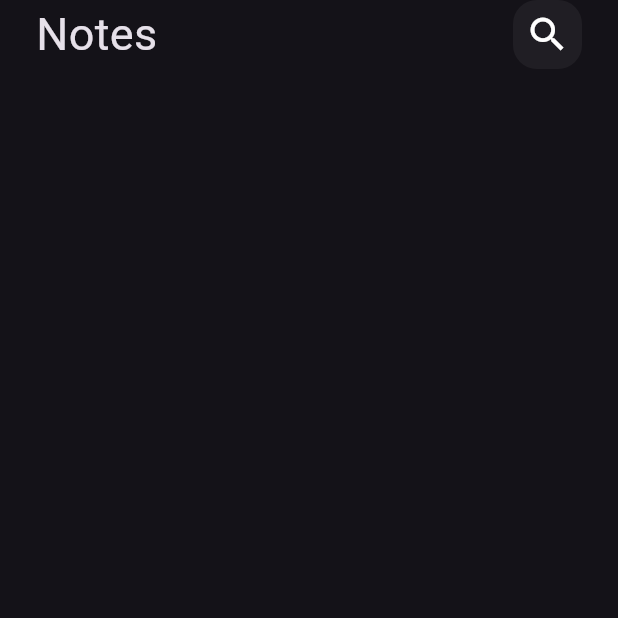
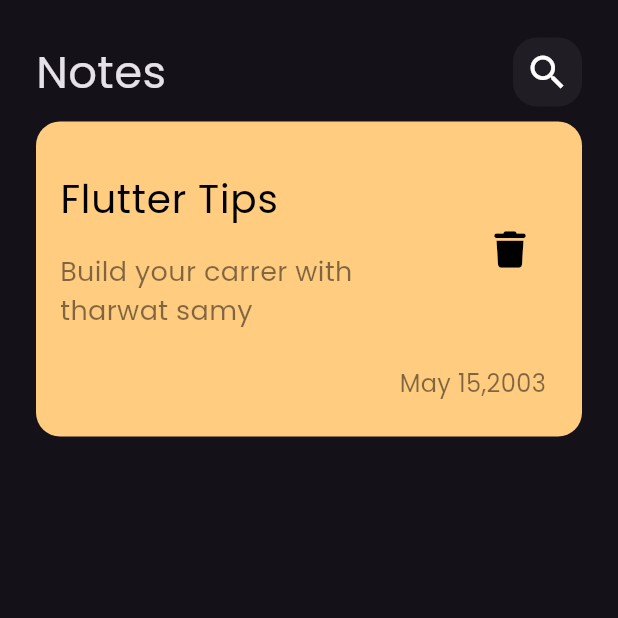
Before and after one commit to Youssef-Mustafa/notes_app, a Flutter app: the screen it shows after launch, on a phone screen of 412 x 824 dp, the top half of it. Run offline on Flutter 3.47's test engine with Material 3 defaults, Android fonts, the phone set to English and light mode, and no system bars; our stand-ins replace font_awesome_flutter.

Commit message:
create note item

```diff
--- a/lib/main.dart
+++ b/lib/main.dart
@@ -12,7 +12,10 @@ class NotesApp extends StatelessWidget {
   Widget build(BuildContext context) {
     return MaterialApp(
       debugShowCheckedModeBanner: false,
-      theme: ThemeData.dark(),
+      theme: ThemeData(
+        brightness: Brightness.dark,
+        fontFamily: 'Poppins',
+      ),
       home: const NotesView(),
     );
   }
--- /dev/null
+++ b/lib/views/widgets/notes_item.dart
@@ -0,0 +1,64 @@
+import 'package:flutter/material.dart';
+import 'package:font_awesome_flutter/font_awesome_flutter.dart';
+
+class NotesItem extends StatelessWidget {
+  const NotesItem({super.key});
+
+  @override
+  Widget build(BuildContext context) {
+    return Container(
+      padding: const EdgeInsets.only(
+        top: 24,
+        bottom: 24,
+      ),
+      decoration: BoxDecoration(
+        color: const Color(0xffFFCC80),
+        borderRadius: BorderRadius.circular(16),
+      ),
+      child: Column(
+        crossAxisAlignment: CrossAxisAlignment.end,
+        children: [
+          ListTile(
+            title: const Text(
+              "Flutter Tips",
+              style: TextStyle(
+                color: Colors.black,
+                fontSize: 26,
+              ),
+            ),
+            subtitle: Padding(
+              padding: const EdgeInsets.only(top: 16),
+              child: Text(
+                'Build your carrer with tharwat samy',
+                style: TextStyle(
+                  color: Colors.black.withOpacity(0.5),
+                  fontSize: 18,
+                ),
+              ),
+            ),
+            trailing: IconButton(
+              onPressed: () {},
+              icon: const Icon(
+                FontAwesomeIcons.trash,
+                color: Colors.black,
+                size: 24,
+              ),
+            ),
+          ),
+          Padding(
+            padding: const EdgeInsets.only(right: 24.0, top: 16),
+            child: Text(
+              'May 15,2003',
+              style: TextStyle(
+                fontSize: 16,
+                color: Colors.black.withOpacity(
+                  0.5,
+                ),
+              ),
+            ),
+          ),
+        ],
+      ),
+    );
+  }
+}
--- a/lib/views/widgets/notes_view_body.dart
+++ b/lib/views/widgets/notes_view_body.dart
@@ -1,16 +1,24 @@
 import 'package:flutter/material.dart';
 import 'package:notes_app/views/widgets/custom_app_bar.dart';
+import 'package:notes_app/views/widgets/notes_item.dart';
 
 class NotesViewBody extends StatelessWidget {
   const NotesViewBody({super.key});
 
   @override
   Widget build(BuildContext context) {
-    return Padding(
-      padding: const EdgeInsets.symmetric(horizontal: 24),
-      child: ListView(
-        children: const [
+    return const Padding(
+      padding: EdgeInsets.symmetric(horizontal: 24),
+      child: Column(
+        children: [
+          SizedBox(
+            height: 25,
+          ),
           CustomAppBar(),
+          SizedBox(
+            height: 10,
+          ),
+          NotesItem(),
         ],
       ),
     );
```
Also changed, not shown: pubspec.yaml (+10 -26 lines), assets/fonts/Poppins-Regular.ttf (added), pubspec.lock.
